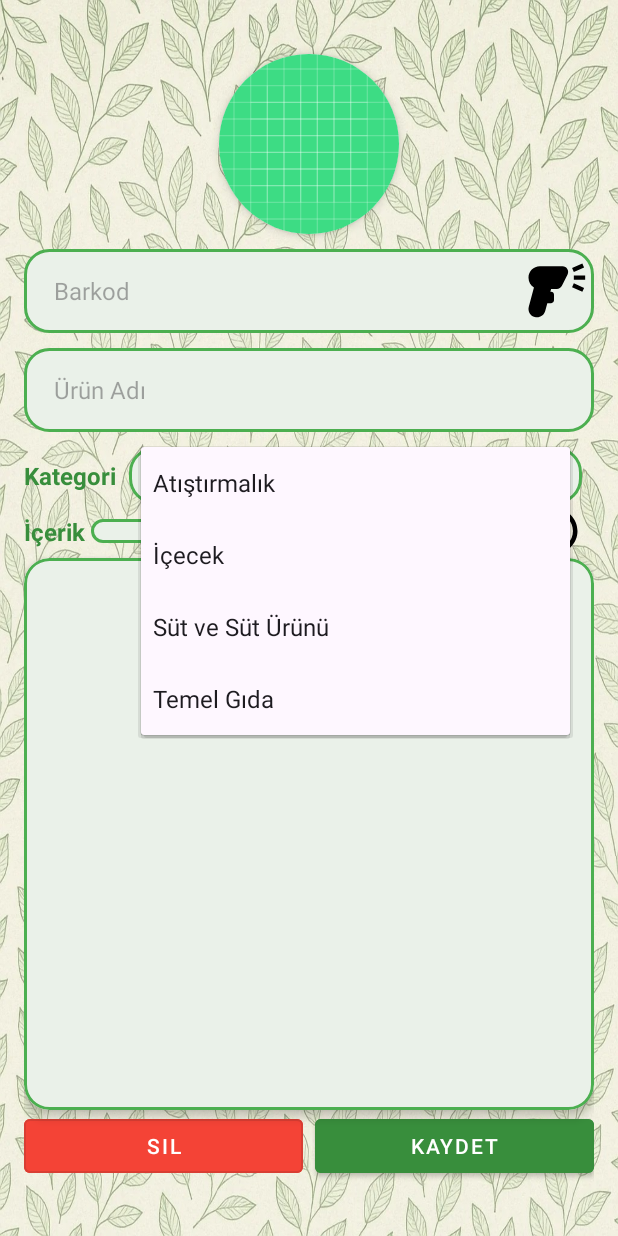
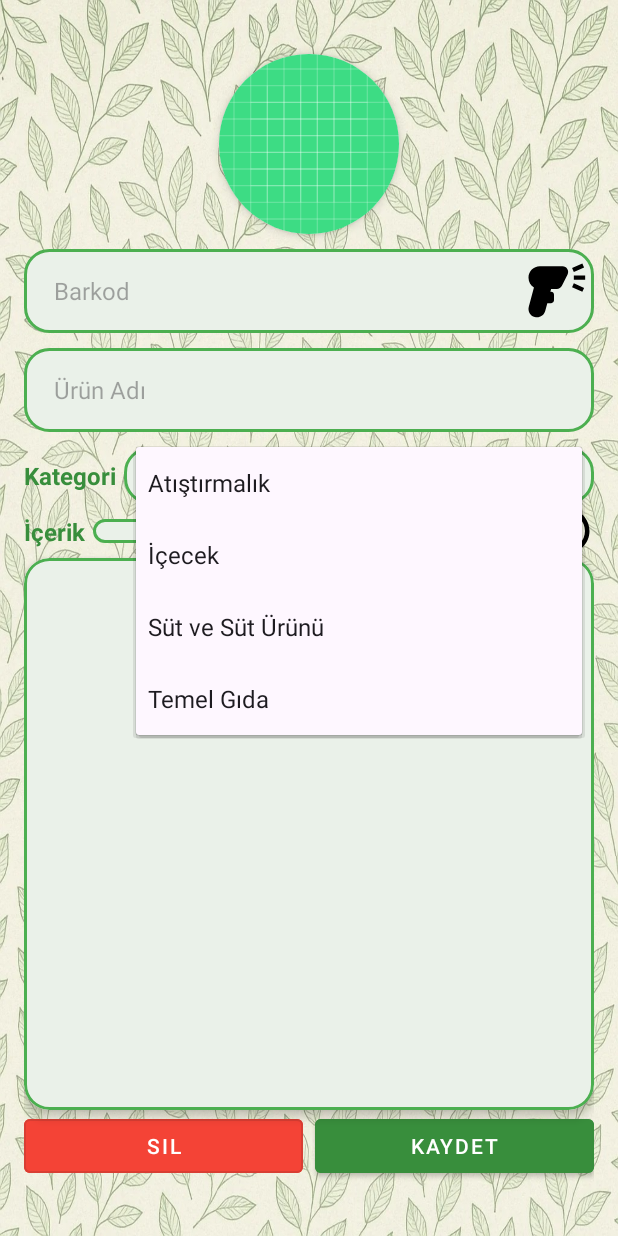
Before and after one commit to FurkanUTAR/icimdekilerMobilApp, an Android app: the fragment urunEkleFragment placed in its activity, after a tap on "Atıştırmalık", on a phone screen of 412 x 824 dp. Run offline under Robolectric (Android 15) with nearby library versions, the phone set to English and light mode, and no system bars; our stand-ins replace Firebase (no records; nobody signed in at launch, a user with empty details on screens opened directly), Picasso; libraries missing offline, so code that uses them is left out: androidx.camera.core, androidx.camera.lifecycle, androidx.camera.view, com.google.mlkit.vision; 1 statement that could not run was skipped.

Commit message:
Tasarım Düzenlemeleri Yapıldı

```diff
--- a/app/src/main/res/layout/fragment_urun_ekle.xml
+++ b/app/src/main/res/layout/fragment_urun_ekle.xml
@@ -117,8 +117,9 @@
 
     <Spinner
         android:id="@+id/kategoriSpinner"
-        android:layout_width="302dp"
+        android:layout_width="0dp"
         android:layout_height="wrap_content"
+        android:layout_marginStart="5dp"
         android:layout_marginTop="10dp"
         android:background="@drawable/rounded_edittext_green"
         app:layout_constraintEnd_toEndOf="@+id/urunAdiLayout"
@@ -139,9 +140,11 @@
 
     <Spinner
         android:id="@+id/icerikSpinner"
-        android:layout_width="287dp"
+        android:layout_width="0dp"
         android:layout_height="wrap_content"
+        android:layout_marginStart="5dp"
         android:layout_marginTop="10dp"
+        android:layout_marginEnd="5dp"
         android:background="@drawable/rounded_edittext_green"
         app:layout_constraintEnd_toStartOf="@+id/ekleImage"
         app:layout_constraintStart_toEndOf="@+id/textView3"
```
